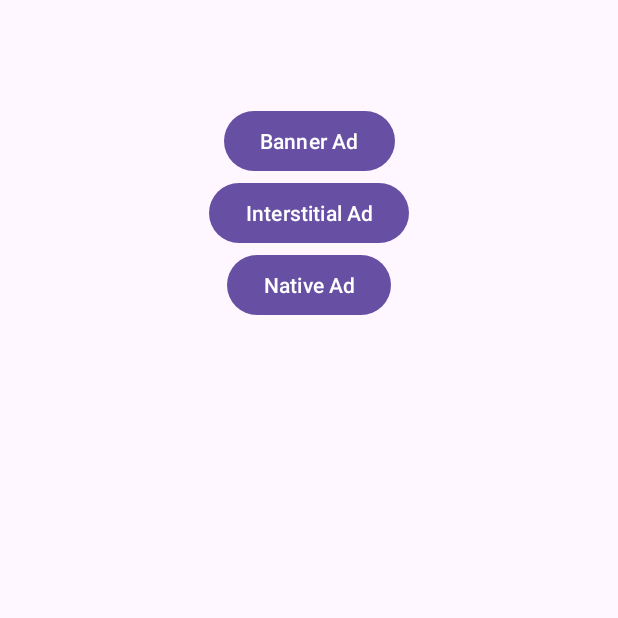
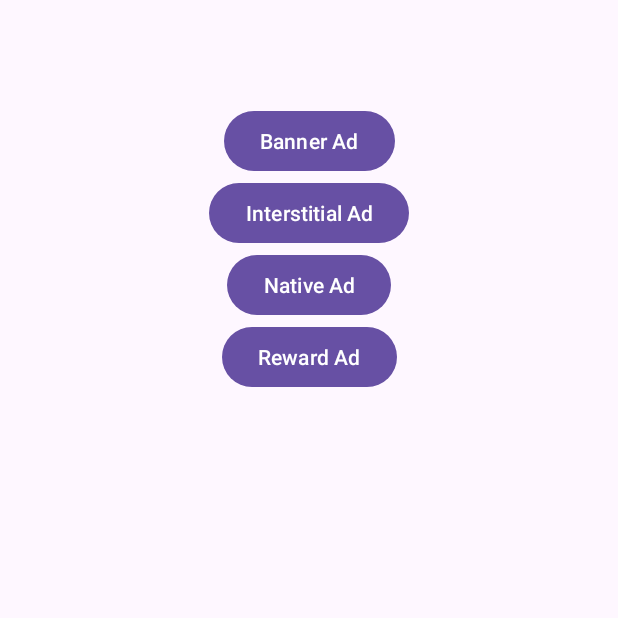
Before and after one commit to mhshaheen/AndroidWidgetApp, an Android app: the AdActivity screen opened directly, with no data from a screen before it, on a phone screen of 412 x 824 dp, the top half of it. Run offline under Robolectric (Android 15) with nearby library versions, the phone set to English and light mode, and no system bars; our stand-ins replace AdMob; pictures from the network do not load; 2 statements that could not run were skipped.

Commit message:
reward ad

```diff
--- a/app/src/main/java/com/example/androidwidgetapp/ads/AdActivity.kt
+++ b/app/src/main/java/com/example/androidwidgetapp/ads/AdActivity.kt
@@ -5,15 +5,19 @@ import android.util.Log
 import androidx.appcompat.app.AppCompatActivity
 import androidx.core.view.isVisible
 import com.example.androidwidgetapp.databinding.ActivityAdBinding
+import com.google.android.gms.ads.AdError
 import com.google.android.gms.ads.AdListener
 import com.google.android.gms.ads.AdLoader
 import com.google.android.gms.ads.AdRequest
 import com.google.android.gms.ads.FullScreenContentCallback
 import com.google.android.gms.ads.LoadAdError
 import com.google.android.gms.ads.MobileAds
+import com.google.android.gms.ads.OnUserEarnedRewardListener
 import com.google.android.gms.ads.RequestConfiguration
 import com.google.android.gms.ads.interstitial.InterstitialAd
 import com.google.android.gms.ads.interstitial.InterstitialAdLoadCallback
+import com.google.android.gms.ads.rewarded.RewardedAd
+import com.google.android.gms.ads.rewarded.RewardedAdLoadCallback
 
 class AdActivity : AppCompatActivity() {
 
@@ -22,6 +26,7 @@ class AdActivity : AppCompatActivity() {
     private final var TAG = "AdActivity"
     lateinit var adRequest : AdRequest
     lateinit var adLoader: AdLoader
+    private var rewardedAd: RewardedAd? = null
 
     override fun onCreate(savedInstanceState: Bundle?) {
         super.onCreate(savedInstanceState)
@@ -109,6 +114,66 @@ class AdActivity : AppCompatActivity() {
         binding.nativeBtn.setOnClickListener {
             initNativeAd()
         }
+
+        binding.rewardAd.setOnClickListener {
+            initRewardAd()
+        }
+    }
+
+    private fun initRewardAd() {
+        val adRequest = AdRequest.Builder().build()
+        RewardedAd.load(this, "ca-app-pub-3940256099942544/5224354917", adRequest, object : RewardedAdLoadCallback() {
+            override fun onAdFailedToLoad(adError: LoadAdError) {
+                Log.d(TAG, adError.toString())
+                rewardedAd = null
+            }
+
+            override fun onAdLoaded(ad: RewardedAd) {
+                Log.d(TAG, "Ad was loaded.")
+                rewardedAd = ad
+            }
+        })
+
+        rewardedAd?.fullScreenContentCallback = object : FullScreenContentCallback() {
+            override fun onAdClicked() {
+                // Called when a click is recorded for an ad.
+                Log.d(TAG, "Ad was clicked.")
+            }
+
+            override fun onAdDismissedFullScreenContent() {
+                // Called when ad is dismissed.
+                // Set the ad reference to null so you don't show the ad a second time.
+                Log.d(TAG, "Ad dismissed fullscreen content.")
+                rewardedAd = null
+            }
+
+            override fun onAdFailedToShowFullScreenContent(p0: AdError) {
+                // Called when ad fails to show.
+                Log.e(TAG, "Ad failed to show fullscreen content.")
+                rewardedAd = null
+            }
+
+            override fun onAdImpression() {
+                // Called when an impression is recorded for an ad.
+                Log.d(TAG, "Ad recorded an impression.")
+            }
+
+            override fun onAdShowedFullScreenContent() {
+                // Called when ad is shown.
+                Log.d(TAG, "Ad showed fullscreen content.")
+            }
+        }
+
+        rewardedAd?.let { ad ->
+            ad.show(this, OnUserEarnedRewardListener { rewardItem ->
+                // Handle the reward.
+                val rewardAmount = rewardItem.amount
+                val rewardType = rewardItem.type
+                Log.d(TAG, "User earned the reward.")
+            })
+        } ?: run {
+            Log.d(TAG, "The rewarded ad wasn't ready yet.")
+        }
     }
 
     private fun initNativeAd() {
--- a/app/src/main/res/layout/activity_ad.xml
+++ b/app/src/main/res/layout/activity_ad.xml
@@ -57,6 +57,15 @@
         app:layout_constraintStart_toStartOf="parent"
         app:layout_constraintTop_toBottomOf="@+id/interstitialBtn" />
 
+    <Button
+        android:id="@+id/rewardAd"
+        android:layout_width="wrap_content"
+        android:text="Reward Ad"
+        app:layout_constraintTop_toBottomOf="@+id/nativeBtn"
+        app:layout_constraintEnd_toEndOf="parent"
+        app:layout_constraintStart_toStartOf="parent"
+        android:layout_height="wrap_content"/>
+
     <com.example.androidwidgetapp.ads.native_template.TemplateView
         android:id="@+id/nativeAd"
         android:layout_width="match_parent"
```
